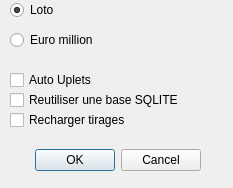
The window that choixjeux.ui (pbarreau/stat) describes before a commit, drawn with Qt 5.
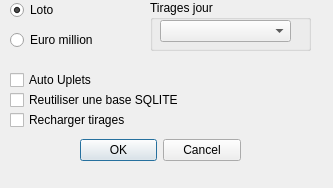
The same window after the commit. Custom widgets are drawn as their Qt base class.

What changed in the file:
```diff
--- a/choixjeux.ui
+++ b/choixjeux.ui
@@ -6,7 +6,7 @@
    <rect>
     <x>0</x>
     <y>0</y>
-    <width>233</width>
+    <width>333</width>
     <height>188</height>
    </rect>
   </property>
@@ -16,9 +16,9 @@
   <widget class="QDialogButtonBox" name="buttonBox">
    <property name="geometry">
     <rect>
-     <x>-20</x>
-     <y>140</y>
-     <width>221</width>
+     <x>80</x>
+     <y>130</y>
+     <width>161</width>
      <height>41</height>
     </rect>
    </property>
@@ -97,7 +97,37 @@
     <string>Auto Uplets</string>
    </property>
   </widget>
+  <widget class="QGroupBox" name="groupBox">
+   <property name="geometry">
+    <rect>
+     <x>150</x>
+     <y>0</y>
+     <width>161</width>
+     <height>51</height>
+    </rect>
+   </property>
+   <property name="title">
+    <string>Tirages jour </string>
+   </property>
+   <widget class="BMultiSelectComboBox" name="comboBox">
+    <property name="geometry">
+     <rect>
+      <x>10</x>
+      <y>20</y>
+      <width>131</width>
+      <height>22</height>
+     </rect>
+    </property>
+   </widget>
+  </widget>
  </widget>
+ <customwidgets>
+  <customwidget>
+   <class>BMultiSelectComboBox</class>
+   <extends>QComboBox</extends>
+   <header>MultiSelectComboBox.h</header>
+  </customwidget>
+ </customwidgets>
  <resources/>
  <connections>
   <connection>
```
